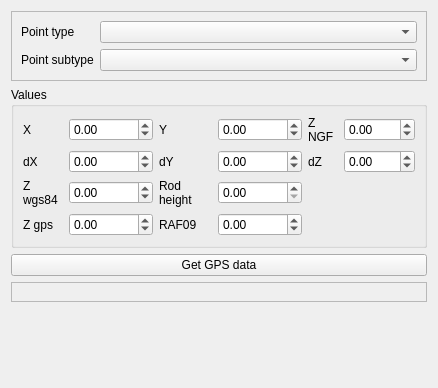
Artelia/Lamia, file Lamia/worktypeconf/base3_constructionsite/qgswidgets/lamia_form_topographydata_ui.ui: the form before one commit.
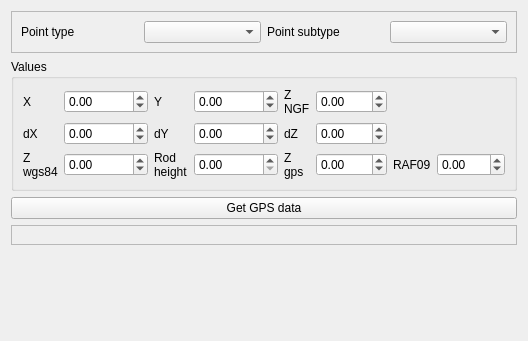
The form after the commit.

```diff
--- a/Lamia/worktypeconf/base3_constructionsite/qgswidgets/lamia_form_topographydata_ui.ui
+++ b/Lamia/worktypeconf/base3_constructionsite/qgswidgets/lamia_form_topographydata_ui.ui
@@ -6,8 +6,8 @@
    <rect>
     <x>0</x>
     <y>0</y>
-    <width>438</width>
-    <height>388</height>
+    <width>487</width>
+    <height>341</height>
    </rect>
   </property>
   <property name="windowTitle">
@@ -22,7 +22,14 @@
      <property name="frameShadow">
       <enum>QFrame::Raised</enum>
      </property>
-     <layout class="QFormLayout" name="formLayout_2">
+     <layout class="QGridLayout" name="gridLayout">
+      <item row="0" column="2">
+       <widget class="QLabel" name="label_2">
+        <property name="text">
+         <string>Point subtype</string>
+        </property>
+       </widget>
+      </item>
       <item row="0" column="0">
        <widget class="QLabel" name="label">
         <property name="text">
@@ -33,14 +40,7 @@
       <item row="0" column="1">
        <widget class="QComboBox" name="comboBox_type"/>
       </item>
-      <item row="1" column="0">
-       <widget class="QLabel" name="label_2">
-        <property name="text">
-         <string>Point subtype</string>
-        </property>
-       </widget>
-      </item>
-      <item row="1" column="1">
+      <item row="0" column="3">
        <widget class="QComboBox" name="comboBox_subtype"/>
       </item>
      </layout>
@@ -52,6 +52,16 @@
       <string>Values</string>
      </property>
      <layout class="QGridLayout" name="gridLayout_2">
+      <item row="0" column="1">
+       <widget class="QDoubleSpinBox" name="doubleSpinBox_X">
+        <property name="minimum">
+         <double>-1.000000000000000</double>
+        </property>
+        <property name="maximum">
+         <double>9999999.000000000000000</double>
+        </property>
+       </widget>
+      </item>
       <item row="4" column="0">
        <widget class="QLabel" name="label_13">
         <property name="text">
@@ -69,16 +79,6 @@
         </property>
        </widget>
       </item>
-      <item row="0" column="1">
-       <widget class="QDoubleSpinBox" name="doubleSpinBox_X">
-        <property name="minimum">
-         <double>-1.000000000000000</double>
-        </property>
-        <property name="maximum">
-         <double>9999999.000000000000000</double>
-        </property>
-       </widget>
-      </item>
       <item row="1" column="2">
        <widget class="QLabel" name="label_14">
         <property name="text">
@@ -86,66 +86,40 @@
         </property>
        </widget>
       </item>
-      <item row="0" column="0">
-       <widget class="QLabel" name="label_5">
+      <item row="0" column="4">
+       <widget class="QLabel" name="label_11">
         <property name="text">
-         <string>X</string>
+         <string>Z NGF</string>
         </property>
+        <property name="wordWrap">
+         <bool>true</bool>
+        </property>
        </widget>
       </item>
-      <item row="5" column="1">
-       <widget class="QDoubleSpinBox" name="doubleSpinBox_Zgps">
-        <property name="minimum">
-         <double>-100.000000000000000</double>
+      <item row="1" column="4">
+       <widget class="QLabel" name="label_15">
+        <property name="text">
+         <string>dZ</string>
         </property>
-        <property name="maximum">
-         <double>9999.000000000000000</double>
-        </property>
        </widget>
       </item>
-      <item row="4" column="1">
-       <widget class="QDoubleSpinBox" name="doubleSpinBox_Zwgs84">
+      <item row="1" column="5">
+       <widget class="QDoubleSpinBox" name="doubleSpinBox_dZ">
         <property name="minimum">
-         <double>-100.000000000000000</double>
+         <double>-1.000000000000000</double>
         </property>
-        <property name="maximum">
-         <double>9999.000000000000000</double>
-        </property>
        </widget>
       </item>
-      <item row="5" column="2">
-       <widget class="QLabel" name="label_16">
-        <property name="text">
-         <string>RAF09</string>
-        </property>
-        <property name="wordWrap">
-         <bool>true</bool>
-        </property>
-       </widget>
-      </item>
-      <item row="5" column="0">
-       <widget class="QLabel" name="label_18">
-        <property name="text">
-         <string>Z gps</string>
-        </property>
-        <property name="wordWrap">
-         <bool>true</bool>
+      <item row="1" column="1">
+       <widget class="QDoubleSpinBox" name="doubleSpinBox_dX">
+        <property name="minimum">
+         <double>-1.000000000000000</double>
         </property>
        </widget>
       </item>
       <item row="4" column="3">
        <widget class="QDoubleSpinBox" name="doubleSpinBox_hautperche"/>
       </item>
-      <item row="5" column="3">
-       <widget class="QDoubleSpinBox" name="doubleSpinBox_raf09">
-        <property name="minimum">
-         <double>-999.000000000000000</double>
-        </property>
-        <property name="maximum">
-         <double>999.000000000000000</double>
-        </property>
-       </widget>
-      </item>
       <item row="4" column="2">
        <widget class="QLabel" name="label_22">
         <property name="text">
@@ -163,13 +137,17 @@
         </property>
        </widget>
       </item>
-      <item row="0" column="4">
-       <widget class="QLabel" name="label_11">
+      <item row="1" column="0">
+       <widget class="QLabel" name="label_7">
         <property name="text">
-         <string>Z NGF</string>
+         <string>dX</string>
         </property>
-        <property name="wordWrap">
-         <bool>true</bool>
+       </widget>
+      </item>
+      <item row="0" column="0">
+       <widget class="QLabel" name="label_5">
+        <property name="text">
+         <string>X</string>
         </property>
        </widget>
       </item>
@@ -196,31 +174,53 @@
         </property>
        </widget>
       </item>
-      <item row="1" column="0">
-       <widget class="QLabel" name="label_7">
-        <property name="text">
-         <string>dX</string>
+      <item row="4" column="1">
+       <widget class="QDoubleSpinBox" name="doubleSpinBox_Zwgs84">
+        <property name="minimum">
+         <double>-100.000000000000000</double>
         </property>
+        <property name="maximum">
+         <double>9999.000000000000000</double>
+        </property>
        </widget>
       </item>
-      <item row="1" column="1">
-       <widget class="QDoubleSpinBox" name="doubleSpinBox_dX">
+      <item row="4" column="5">
+       <widget class="QDoubleSpinBox" name="doubleSpinBox_Zgps">
         <property name="minimum">
-         <double>-1.000000000000000</double>
+         <double>-100.000000000000000</double>
         </property>
+        <property name="maximum">
+         <double>9999.000000000000000</double>
+        </property>
        </widget>
       </item>
-      <item row="1" column="4">
-       <widget class="QLabel" name="label_15">
+      <item row="4" column="4">
+       <widget class="QLabel" name="label_18">
         <property name="text">
-         <string>dZ</string>
+         <string>Z gps</string>
         </property>
+        <property name="wordWrap">
+         <bool>true</bool>
+        </property>
        </widget>
       </item>
-      <item row="1" column="5">
-       <widget class="QDoubleSpinBox" name="doubleSpinBox_dZ">
+      <item row="4" column="6">
+       <widget class="QLabel" name="label_16">
+        <property name="text">
+         <string>RAF09</string>
+        </property>
+        <property name="wordWrap">
+         <bool>true</bool>
+        </property>
+       </widget>
+      </item>
+      <item row="4" column="7">
+       <widget class="QDoubleSpinBox" name="doubleSpinBox_raf09">
         <property name="minimum">
-         <double>-1.000000000000000</double>
+         <double>-999.000000000000000</double>
+        </property>
+        <property name="maximum">
+         <double>999.000000000000000</double>
         </property>
        </widget>
       </item>
```
